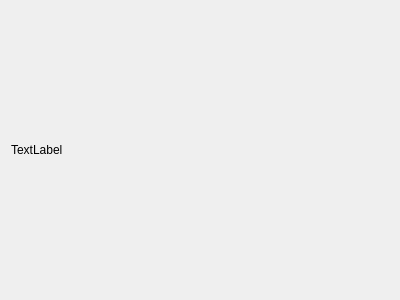
First picture: the form in mainwindow.ui, repository Ouvill/Zerokan-WT_Flight_Recorder, before the edit.
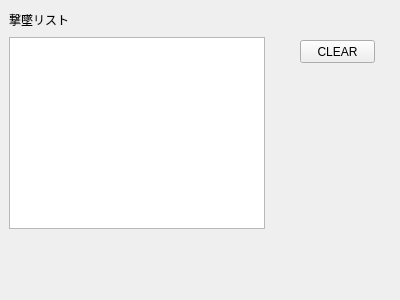
Second picture: the form after the edit.

What changed in the file:
```diff
--- a/mainwindow.ui
+++ b/mainwindow.ui
@@ -13,15 +13,61 @@
   <property name="windowTitle">
    <string>Form</string>
   </property>
-  <layout class="QHBoxLayout" name="horizontalLayout">
-   <item>
-    <widget class="QLabel" name="label">
-     <property name="text">
-      <string>TextLabel</string>
-     </property>
-    </widget>
-   </item>
-  </layout>
+  <widget class="QListView" name="listView">
+   <property name="geometry">
+    <rect>
+     <x>9</x>
+     <y>37</y>
+     <width>256</width>
+     <height>192</height>
+    </rect>
+   </property>
+  </widget>
+  <widget class="QPushButton" name="clearButton">
+   <property name="geometry">
+    <rect>
+     <x>300</x>
+     <y>40</y>
+     <width>75</width>
+     <height>23</height>
+    </rect>
+   </property>
+   <property name="text">
+    <string>CLEAR</string>
+   </property>
+  </widget>
+  <widget class="QWidget" name="">
+   <property name="geometry">
+    <rect>
+     <x>9</x>
+     <y>9</y>
+     <width>96</width>
+     <height>22</height>
+    </rect>
+   </property>
+   <layout class="QHBoxLayout" name="horizontalLayout">
+    <item>
+     <widget class="QLabel" name="label">
+      <property name="text">
+       <string>撃墜リスト</string>
+      </property>
+     </widget>
+    </item>
+    <item>
+     <spacer name="horizontalSpacer">
+      <property name="orientation">
+       <enum>Qt::Horizontal</enum>
+      </property>
+      <property name="sizeHint" stdset="0">
+       <size>
+        <width>40</width>
+        <height>20</height>
+       </size>
+      </property>
+     </spacer>
+    </item>
+   </layout>
+  </widget>
  </widget>
  <resources/>
  <connections/>
```
Left out of the diff: 21 changed lines with no effect on the pictures.
